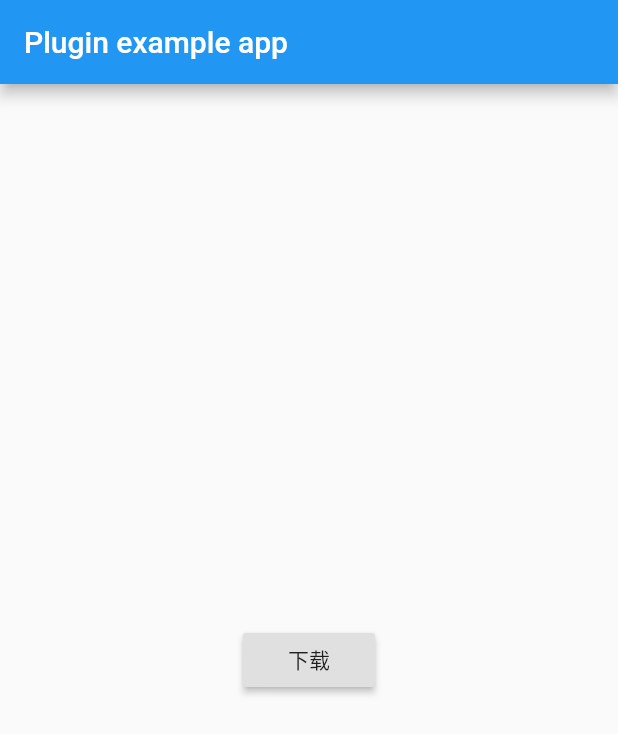
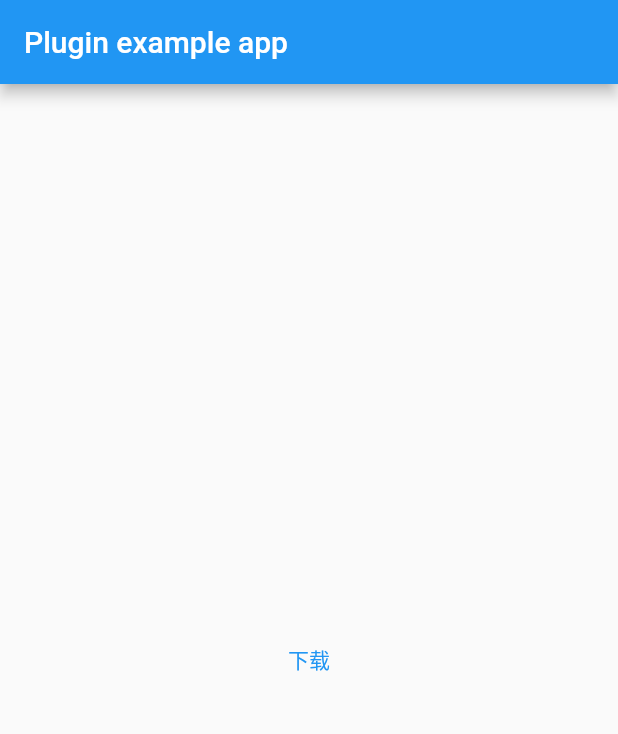
Before and after one commit to c786909486/install_apk_plugin, a Flutter app: the screen it shows after launch, on a phone screen of 412 x 824 dp. Shown: the top 734 px of the screen. Run offline on Flutter 3.47's test engine with Material 2 defaults, Android fonts, the phone set to English and light mode, and no system bars; missing offline and left inert: base_flutter.

Commit message:
safe-null

```diff
--- a/example/lib/main.dart
+++ b/example/lib/main.dart
@@ -66,7 +66,7 @@ class MainPage extends StatelessWidget{
         title: const Text('Plugin example app'),
       ),
       body: Center(
-        child: RaisedButton(child: Text("下载"),onPressed: (){
+        child: TextButton(child: Text("下载"),onPressed: (){
           download(context);
         },),
       ),
--- a/example/pubspec.yaml
+++ b/example/pubspec.yaml
@@ -26,7 +26,7 @@ dependencies:
 
   base_flutter:
     git:
-      url: https://github.com/c786909486/base_flutter_plugin.git
+      url: https://gitee.com/code1993/base_flutter_plugin.git
 
 dev_dependencies:
   flutter_test:
--- a/pubspec.yaml
+++ b/pubspec.yaml
@@ -5,7 +5,7 @@ author:
 homepage:
 
 environment:
-  sdk: ">=2.7.0 <3.0.0"
+  sdk: ">=2.12.0 <3.0.0"
   flutter: ">=1.10.0"
 
 dependencies:
```
Also changed, not shown: example/pubspec.lock, pubspec.lock, 2 other files.
